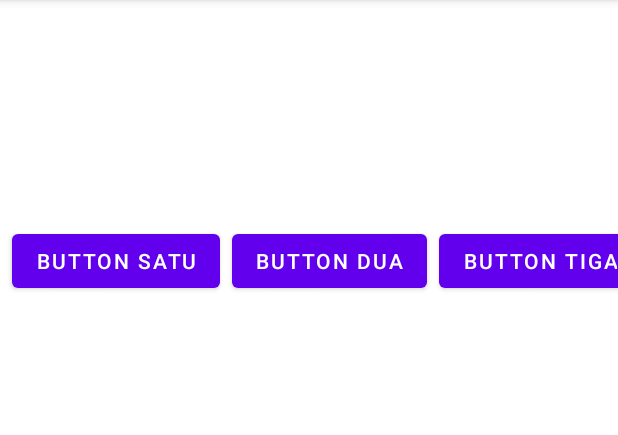
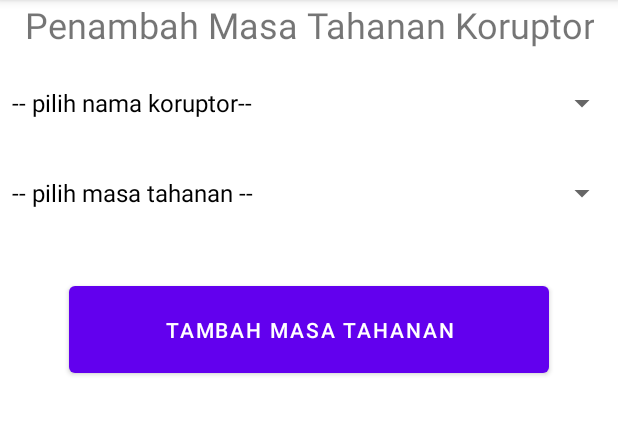
Before and after one commit to fikrilal/Android-Java, an Android app: the screen it shows after launch (ScrollViewHorizontal before the commit, MainActivity after it), on a phone screen of 412 x 824 dp, the part 84-519 px from its top. Run offline under Robolectric (Android 15) with nearby library versions, the phone set to English and light mode, and no system bars.

Commit message:
add Spinner

```diff
--- a/app/src/main/java/com/example/myapplication/MainActivity.java
+++ b/app/src/main/java/com/example/myapplication/MainActivity.java
@@ -3,12 +3,32 @@ package com.example.myapplication;
 import androidx.appcompat.app.AppCompatActivity;
 
 import android.os.Bundle;
+import android.widget.ArrayAdapter;
+import android.widget.ListView;
+import android.widget.Spinner;
 
 public class MainActivity extends AppCompatActivity {
+
+    android.widget.ListView ListView;
+    Spinner combo, masa;
+
+    public String namaKoruptor[] = {"-- pilih nama koruptor--", "Pinangki Sirna Malasari",
+            "Mirawati", "Setyabudi Tejocahyono", "Sugiharto bin Isran",
+            "Budi Susanto", "Danis Hatmaji", "Edy Nasutio"};
+    public String masaTahanan[] = {"-- pilih masa tahanan --", "5 Tahun", "10 Tahun", "15 Tahun", "20 Tahun", "30 Tahun", "Seumur hidup"};
 
     @Override
     protected void onCreate(Bundle savedInstanceState) {
         super.onCreate(savedInstanceState);
         setContentView(R.layout.activity_main);
+
+        ListView = (ListView) findViewById(R.id.listKoruptor);
+        combo = (Spinner) findViewById(R.id.comboKoruptor);
+        masa = (Spinner) findViewById(R.id.masaKoruptor);
+
+        ArrayAdapter adapter = new ArrayAdapter(MainActivity.this, androidx.appcompat.R.layout.support_simple_spinner_dropdown_item,namaKoruptor);
+        combo.setAdapter(adapter);
+        ArrayAdapter adapter2 = new ArrayAdapter(MainActivity.this, androidx.appcompat.R.layout.support_simple_spinner_dropdown_item,masaTahanan);
+        masa.setAdapter(adapter2);
     }
 }
--- a/app/src/main/res/layout/activity_main.xml
+++ b/app/src/main/res/layout/activity_main.xml
@@ -1,18 +1,44 @@
 <?xml version="1.0" encoding="utf-8"?>
-<androidx.constraintlayout.widget.ConstraintLayout xmlns:android="http://schemas.android.com/apk/res/android"
+<LinearLayout xmlns:android="http://schemas.android.com/apk/res/android"
     xmlns:app="http://schemas.android.com/apk/res-auto"
     xmlns:tools="http://schemas.android.com/tools"
     android:layout_width="match_parent"
     android:layout_height="match_parent"
+    android:orientation="vertical"
     tools:context=".MainActivity">
 
     <TextView
         android:layout_width="wrap_content"
+        android:text="Penambah Masa Tahanan Koruptor"
+        android:textSize="24dp"
+        android:textAlignment="center"
+        android:layout_gravity="center"
+        android:layout_height="wrap_content"/>
+
+    <Spinner
+        android:id="@+id/comboKoruptor"
+        android:layout_width="match_parent"
         android:layout_height="wrap_content"
-        android:text="Hello World!"
-        app:layout_constraintBottom_toBottomOf="parent"
-        app:layout_constraintEnd_toEndOf="parent"
-        app:layout_constraintStart_toStartOf="parent"
-        app:layout_constraintTop_toTopOf="parent" />
+        android:layout_marginTop="12dp"/>
 
-</androidx.constraintlayout.widget.ConstraintLayout>
+    <Spinner
+        android:id="@+id/masaKoruptor"
+        android:layout_width="match_parent"
+        android:layout_height="wrap_content"
+        android:layout_marginTop="12dp"/>
+
+    <ListView
+        android:id="@+id/listKoruptor"
+        android:layout_width="match_parent"
+        android:layout_height="wrap_content"/>
+
+    <Button
+        android:id="@+id/button1"
+        android:layout_width="320dp"
+        android:layout_height="70dp"
+        android:layout_below="@+id/editText1"
+        android:layout_marginTop="32dp"
+        android:layout_gravity="center"
+        android:text="Tambah Masa Tahanan"/>
+
+</LinearLayout>
```
Also changed, not shown: app/src/main/AndroidManifest.xml (+5 -2 lines), app/src/main/java/com/example/myapplication/SpinnerView.java (added, +30 -0 lines), app/src/main/res/layout/activity_spinner_view.xml (added, +27 -0 lines).
